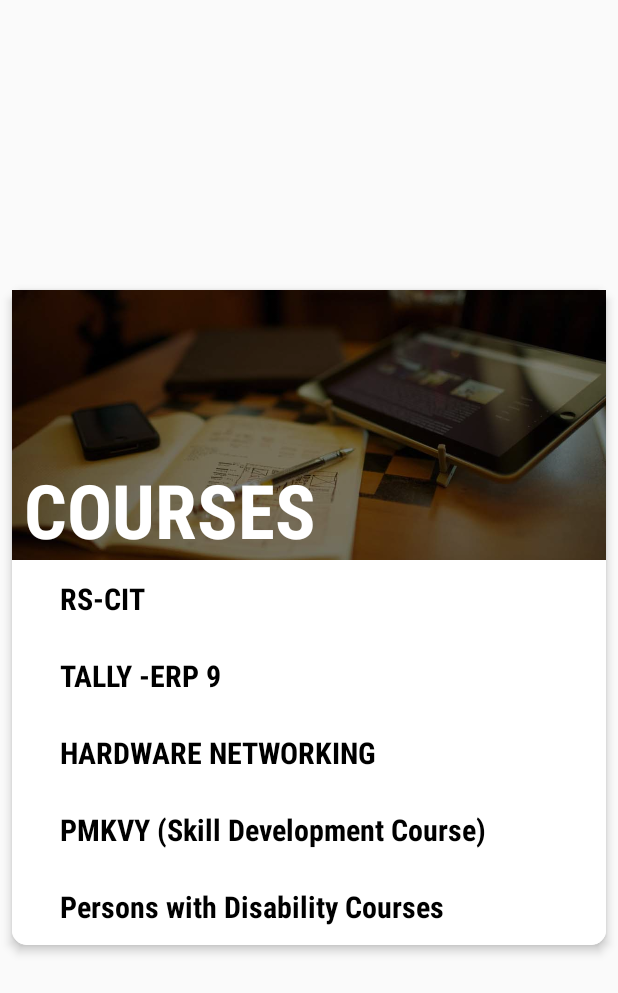
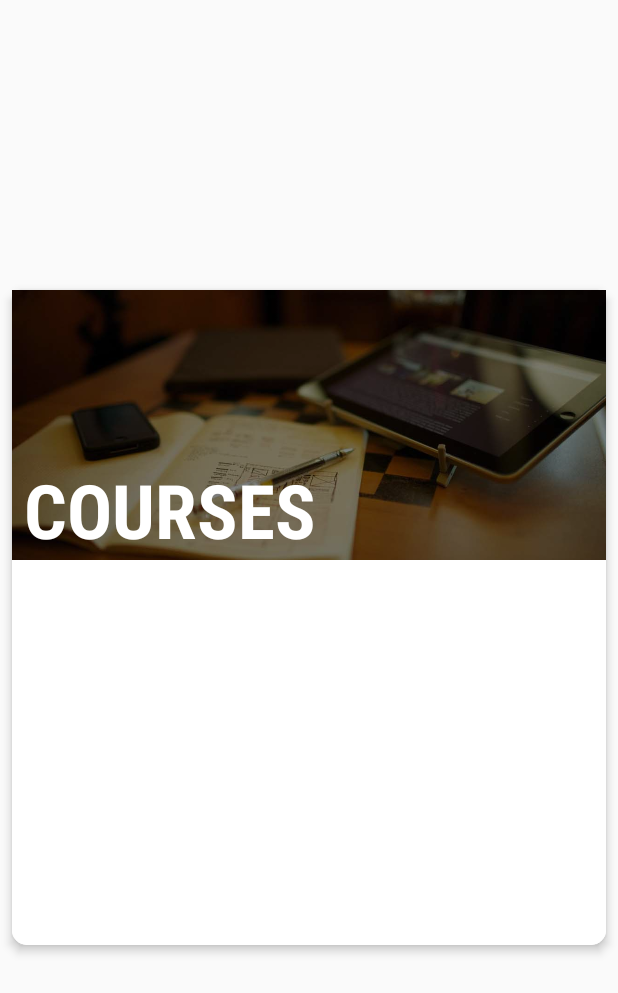
Before and after one commit to ThisIsNSH/Android-JREC, an Android app: the layout activity_coursesexpand.xml on its own in the app's theme, with its tools: preview values and no code run, on a phone screen of 412 x 824 dp. Shown: the top 993 px of the screen. Run offline under Robolectric (Android 15) with nearby library versions, the phone set to English and light mode, and no system bars.

Commit message:
course issue:

```diff
--- a/app/src/main/res/layout/activity_coursesexpand.xml
+++ b/app/src/main/res/layout/activity_coursesexpand.xml
@@ -68,6 +68,7 @@ android:background="@drawable/shape3"
                     android:layout_marginTop="8dp"
                     android:background="#fff"                    android:fontFamily="sans-serif-condensed"
 android:id="@+id/rscit"
+                    android:visibility="invisible"
                     android:onClick="rscitclick"
                     android:padding="4dp"
                     android:text="RS-CIT"
@@ -85,7 +86,8 @@ android:id="@+id/rscit"
                     android:layout_marginTop="8dp"
                     android:background="#fff"
                     android:fontFamily="sans-serif-condensed"
-android:id="@+id/tally"
+android:id="@+id/tally"                     android:visibility="invisible"
+
                     android:onClick="tallyclick"
                     android:padding="4dp"
                     android:text="TALLY -ERP 9"
@@ -103,7 +105,8 @@ android:id="@+id/tally"
                     android:layout_marginTop="8dp"
                     android:background="#fff"
                     android:fontFamily="sans-serif-condensed"
-android:id="@+id/hard"
+android:id="@+id/hard"                     android:visibility="invisible"
+
                     android:onClick="hardclick"
                     android:padding="4dp"
                     android:text="HARDWARE NETWORKING"
@@ -121,7 +124,8 @@ android:id="@+id/hard"
                     android:layout_marginTop="8dp"
                     android:background="#fff"
                     android:fontFamily="sans-serif-condensed"
-android:id="@+id/pmkvy"
+android:id="@+id/pmkvy"                     android:visibility="invisible"
+
                     android:onClick="pmkvyclick"
                     android:padding="4dp"
                     android:text="PMKVY (Skill Development Course)"
@@ -139,7 +143,8 @@ android:id="@+id/pmkvy"
                     android:layout_marginTop="8dp"
                     android:background="#fff"
                     android:fontFamily="sans-serif-condensed"
-android:id="@+id/pwd"
+android:id="@+id/pwd"                     android:visibility="invisible"
+
                     android:onClick="pwdclick"
                     android:padding="4dp"
                     android:text="Persons with Disability Courses"
```
Also changed, not shown: app/src/main/java/com/education/rajneesh/jrec/coursesexpand.java (+8 -8 lines).
